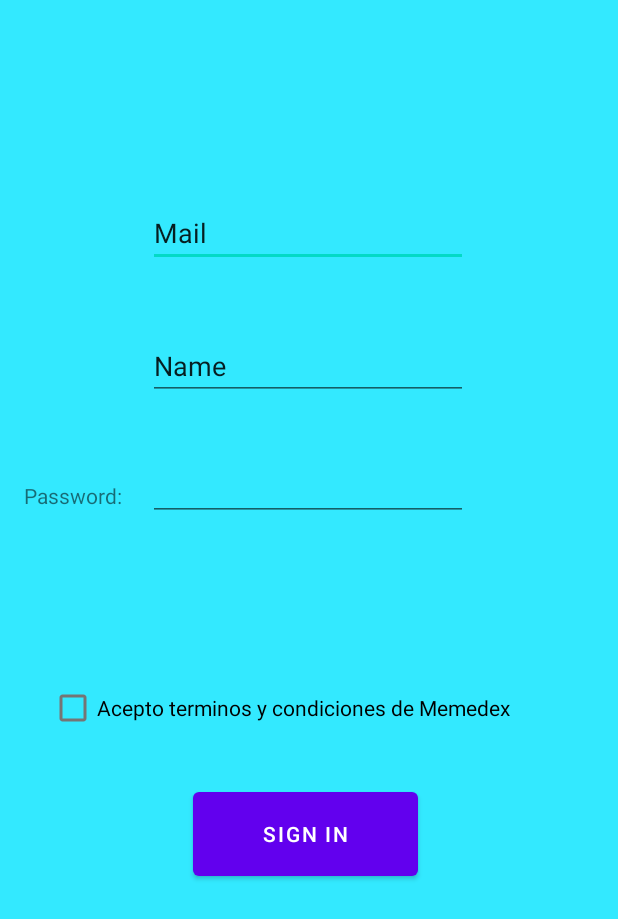
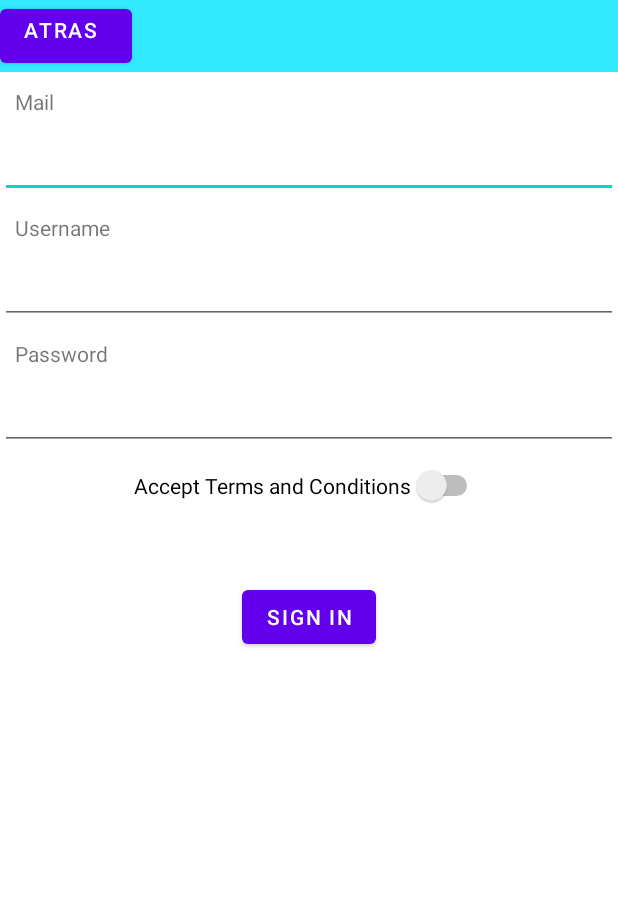
Before and after one commit to gaizkang99/Memedex, an Android app: the SignIn screen opened directly, with no data from a screen before it, on a phone screen of 412 x 824 dp. Shown: the top 919 px of the screen. Run offline under Robolectric (Android 15) with nearby library versions, the phone set to English and light mode, and no system bars.

Commit message:
signin buttons and layout

```diff
--- /dev/null
+++ b/app/src/main/java/com/example/memedex/Menu.java
@@ -0,0 +1,18 @@
+package com.example.memedex;
+
+import android.content.Intent;
+import android.os.Bundle;
+import android.view.View;
+import android.widget.Button;
+
+import androidx.appcompat.app.AppCompatActivity;
+
+public class Menu extends AppCompatActivity {
+    @Override
+    protected void onCreate(Bundle savedInstanceState) {
+        super.onCreate(savedInstanceState);
+        setContentView(R.layout.menu_opciones);
+
+    }
+
+}
--- a/app/src/main/java/com/example/memedex/SignIn.java
+++ b/app/src/main/java/com/example/memedex/SignIn.java
@@ -1,6 +1,9 @@
 package com.example.memedex;
 
+import android.content.Intent;
 import android.os.Bundle;
+import android.view.View;
+import android.widget.Button;
 
 import androidx.appcompat.app.AppCompatActivity;
 
@@ -9,5 +12,28 @@ public class SignIn extends AppCompatActivity {
     protected void onCreate(Bundle savedInstanceState) {
         super.onCreate(savedInstanceState);
         setContentView(R.layout.signin);
+
+
+        Button signIn = (Button) findViewById(R.id.signIn);
+        Button back = (Button) findViewById(R.id.back);
+
+        signIn.setOnClickListener(new View.OnClickListener() {
+            @Override
+            public void onClick(View view) {
+                Intent intentSign = new Intent(SignIn.this, Menu.class);
+                startActivity(intentSign);
+            }
+        });
+
+        back.setOnClickListener(new View.OnClickListener() {
+            @Override
+            public void onClick(View view) {
+                Intent intentLogin = new Intent(SignIn.this, MainActivity.class);
+                startActivity(intentLogin);
+            }
+        });
+
+
+
     }
 }
--- a/app/src/main/res/layout/menu_opciones.xml
+++ b/app/src/main/res/layout/menu_opciones.xml
@@ -63,6 +63,7 @@
                             tools:srcCompat="@tools:sample/avatars" />
 
                     </RelativeLayout>
+
                     <RelativeLayout
                         android:id="@+id/hijo22"
                         android:layout_width="wrap_content"
--- a/app/src/main/res/layout/signin.xml
+++ b/app/src/main/res/layout/signin.xml
@@ -1,102 +1,144 @@
 <?xml version="1.0" encoding="utf-8"?>
 <androidx.constraintlayout.widget.ConstraintLayout xmlns:android="http://schemas.android.com/apk/res/android"
-    xmlns:app="http://schemas.android.com/apk/res-auto"
     xmlns:tools="http://schemas.android.com/tools"
     android:layout_width="match_parent"
     android:layout_height="match_parent"
-    android:background="#33E9FF">
+    >
 
 
-    <Button
-        android:id="@+id/signIn"
-        android:layout_width="150dp"
-        android:layout_height="68dp"
-        android:layout_gravity="center"
-        android:layout_marginStart="128dp"
-        android:layout_marginEnd="133dp"
-        android:layout_marginBottom="212dp"
-        android:text="Sign in"
-        app:layout_constraintBottom_toBottomOf="parent"
-        app:layout_constraintEnd_toEndOf="parent"
-        app:layout_constraintHorizontal_bias="1.0"
-        app:layout_constraintStart_toStartOf="parent"
-        app:layout_constraintTop_toBottomOf="@+id/termsConditions"
-        app:layout_constraintVertical_bias="0.0"
-        tools:ignore="MissingConstraints" />
+    <RelativeLayout
+        android:layout_width="match_parent"
+        android:layout_height="match_parent"
+        android:id="@+id/padre">
 
-    <CheckBox
-        android:id="@+id/termsConditions"
-        android:layout_width="340dp"
-        android:layout_height="100dp"
-        android:layout_marginStart="32dp"
-        android:layout_marginTop="26dp"
-        android:layout_marginEnd="39dp"
-        android:layout_marginBottom="280dp"
-        android:text="Acepto terminos y condiciones de Memedex"
-        app:layout_constraintBottom_toBottomOf="parent"
-        app:layout_constraintEnd_toEndOf="parent"
-        app:layout_constraintHorizontal_bias="1.0"
-        app:layout_constraintStart_toStartOf="parent"
-        app:layout_constraintTop_toBottomOf="@+id/passwdSignin" />
+        <RelativeLayout
+            android:id="@+id/hijo1"
+            android:layout_width="fill_parent"
+            android:layout_height="wrap_content"
+            android:layout_alignParentTop="true"
+            android:background="#33E9FF"
+            >
 
-    <EditText
-        android:id="@+id/mailSignin"
-        android:layout_width="wrap_content"
-        android:layout_height="wrap_content"
-        android:layout_marginStart="100dp"
-        android:layout_marginTop="124dp"
-        android:layout_marginEnd="101dp"
-        android:layout_marginBottom="35dp"
-        android:ems="10"
-        android:inputType="textEmailAddress"
-        android:text="Mail"
-        app:layout_constraintBottom_toTopOf="@+id/niknameSignin"
-        app:layout_constraintEnd_toEndOf="parent"
-        app:layout_constraintStart_toStartOf="parent"
-        app:layout_constraintTop_toTopOf="parent" />
+            <FrameLayout
+                android:layout_width="fill_parent"
+                android:layout_height="wrap_content">
 
-    <EditText
-        android:id="@+id/passwdSignin"
-        android:layout_width="wrap_content"
-        android:layout_height="wrap_content"
-        android:layout_marginStart="100dp"
-        android:layout_marginTop="280dp"
-        android:layout_marginEnd="101dp"
-        android:layout_marginBottom="26dp"
-        android:ems="10"
-        android:inputType="textWebPassword"
-        app:layout_constraintBottom_toTopOf="@+id/termsConditions"
-        app:layout_constraintEnd_toEndOf="parent"
-        app:layout_constraintStart_toStartOf="parent"
-        app:layout_constraintTop_toTopOf="parent" />
+                <Button
+                    android:id="@+id/back"
+                    android:layout_width="wrap_content"
+                    android:layout_height="wrap_content"
+                    android:gravity="left"
+                    android:text="@string/Atras"
+                    tools:ignore="RtlHardcoded" />
 
-    <EditText
-        android:id="@+id/niknameSignin"
-        android:layout_width="wrap_content"
-        android:layout_height="wrap_content"
-        android:layout_marginStart="100dp"
-        android:layout_marginTop="204dp"
-        android:layout_marginEnd="101dp"
-        android:layout_marginBottom="18dp"
-        android:ems="10"
-        android:inputType="textPersonName"
-        android:text="Name"
-        app:layout_constraintBottom_toTopOf="@+id/passwdSignin"
-        app:layout_constraintEnd_toEndOf="parent"
-        app:layout_constraintStart_toStartOf="parent"
-        app:layout_constraintTop_toTopOf="parent" />
+            </FrameLayout>
 
-    <TextView
-        android:id="@+id/textView2"
-        android:layout_width="wrap_content"
-        android:layout_height="wrap_content"
-        android:layout_marginTop="292dp"
-        android:layout_marginBottom="53dp"
-        android:text="Password:"
-        app:layout_constraintBottom_toTopOf="@+id/termsConditions"
-        app:layout_constraintEnd_toStartOf="@+id/passwdSignin"
-        app:layout_constraintHorizontal_bias="0.47"
-        app:layout_constraintStart_toStartOf="parent"
-        app:layout_constraintTop_toTopOf="parent"
-        tools:ignore="MissingConstraints" />
+        </RelativeLayout>
+        <RelativeLayout
+            android:layout_width="wrap_content"
+            android:layout_height="wrap_content"
+            android:layout_below="@id/hijo1">
+
+            <RelativeLayout
+                android:id="@+id/hijo2"
+                android:layout_width="fill_parent"
+                android:layout_height="fill_parent">
+
+                <RelativeLayout
+                    android:id="@+id/hijo21"
+                    android:layout_width="fill_parent"
+                    android:layout_height="wrap_content"
+                    android:gravity="center">
+
+                    <TextView
+                        android:id="@+id/textemail"
+                        android:layout_width="wrap_content"
+                        android:layout_height="wrap_content"
+                        android:padding="10dp"
+                        android:text="Mail" />
+
+                    <EditText
+                        android:id="@+id/email"
+                        android:layout_width="fill_parent"
+                        android:layout_height="wrap_content"
+                        android:layout_below="@id/textemail"
+                        android:padding="10dp" />
+
+                    <TextView
+                        android:id="@+id/textusername"
+                        android:layout_width="wrap_content"
+                        android:layout_height="wrap_content"
+                        android:layout_below="@id/email"
+                        android:padding="10dp"
+                        android:text="Username" />
+
+                    <EditText
+                        android:id="@+id/username"
+                        android:layout_width="fill_parent"
+                        android:layout_height="wrap_content"
+                        android:layout_below="@id/textusername"
+                        android:padding="10dp" />
+
+
+                    <TextView
+                        android:id="@+id/textpasswd"
+                        android:layout_width="wrap_content"
+                        android:layout_height="wrap_content"
+                        android:layout_below="@id/username"
+                        android:padding="10dp"
+                        android:text="Password" />
+
+                    <EditText
+                        android:id="@+id/passwd"
+                        android:layout_width="fill_parent"
+                        android:layout_height="wrap_content"
+                        android:layout_below="@id/textpasswd"
+                        android:padding="10dp" />
+
+                    <RelativeLayout
+                        android:id="@+id/switchVibracion"
+                        android:layout_width="fill_parent"
+                        android:layout_height="wrap_content"
+                        android:layout_below="@id/passwd"
+                        android:gravity="center_horizontal|bottom"
+                        android:padding="10dp">
+
+                        <Switch
+                            android:layout_width="wrap_content"
+                            android:layout_height="wrap_content"
+                            android:text="Accept Terms and Conditions"
+                            tools:ignore="UseSwitchCompatOrMaterialXml" />
+                    </RelativeLayout>
+
+                    <RelativeLayout
+                        android:layout_width="fill_parent"
+                        android:layout_height="wrap_content"
+                        android:layout_below="@id/switchVibracion"
+                        android:gravity="center_horizontal|bottom"
+                        android:padding="10dp" />
+
+                </RelativeLayout>
+
+                <RelativeLayout
+                    android:id="@+id/hijo22"
+                    android:layout_width="fill_parent"
+                    android:layout_height="wrap_content"
+                    android:layout_below="@id/hijo21"
+                    android:gravity="center"
+                    android:padding="30dp">
+
+
+                    <Button
+                        android:id="@+id/signIn"
+                        android:layout_width="wrap_content"
+                        android:layout_height="wrap_content"
+                        android:text="SIGN IN" />
+
+
+                </RelativeLayout>
+
+            </RelativeLayout>
+        </RelativeLayout>
+    </RelativeLayout>
+
 </androidx.constraintlayout.widget.ConstraintLayout>
--- a/app/src/main/res/values/strings.xml
+++ b/app/src/main/res/values/strings.xml
@@ -1,3 +1,5 @@
 <resources>
     <string name="app_name">Memedex</string>
+    <string name="atras">Atrás</string>
+    <string name="Atras">Atras</string>
 </resources>
```
